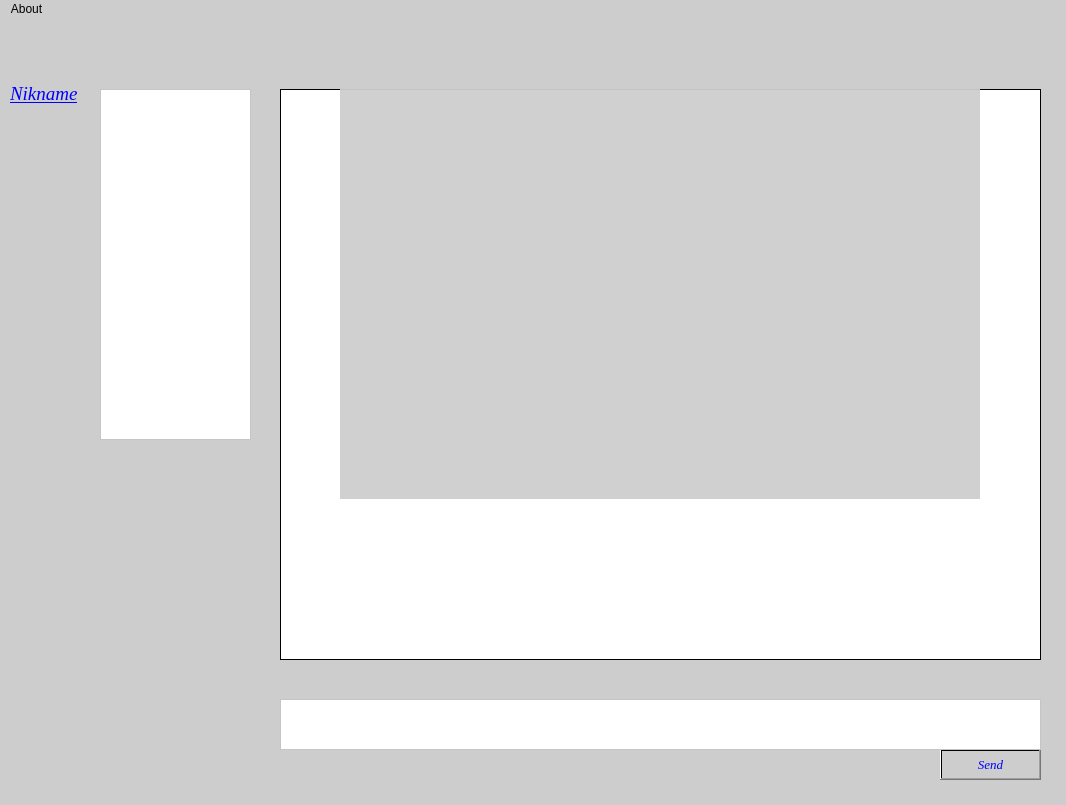
This is QTClient/Ui/mainwindow.ui in icarazob/TCPVideoChatQT as Qt 5 draws it before an edit. The edited form follows.
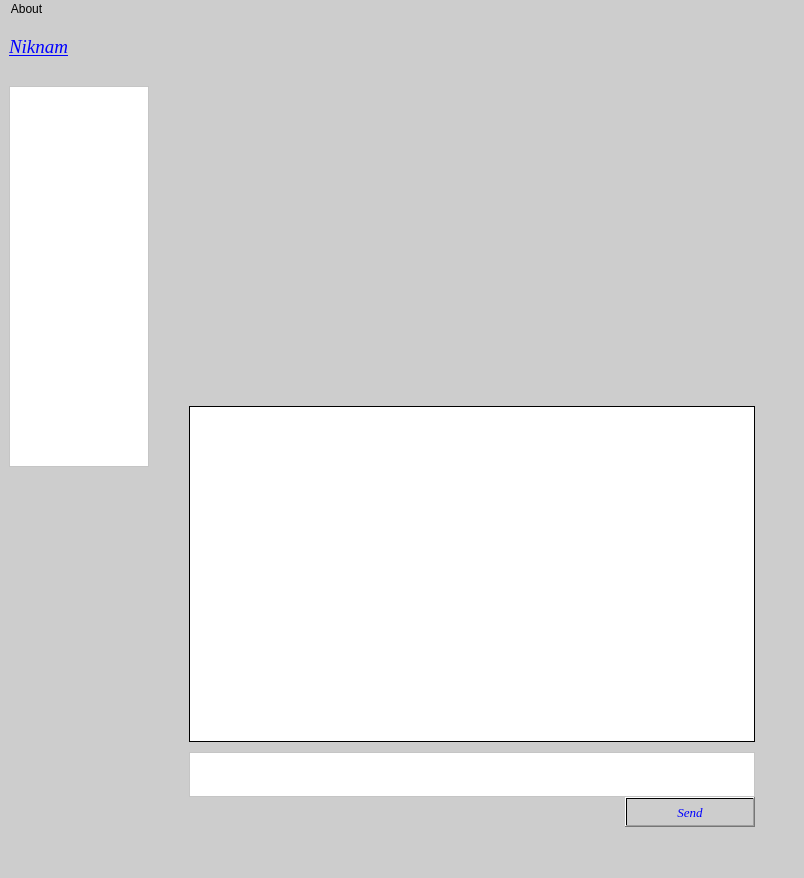
This is the edited form. Icons and pictures are not drawn.

Diff of the .ui file:
```diff
--- a/QTClient/Ui/mainwindow.ui
+++ b/QTClient/Ui/mainwindow.ui
@@ -6,14 +6,14 @@
    <rect>
     <x>0</x>
     <y>0</y>
-    <width>1066</width>
-    <height>805</height>
+    <width>804</width>
+    <height>878</height>
    </rect>
   </property>
   <property name="minimumSize">
    <size>
-    <width>1066</width>
-    <height>805</height>
+    <width>0</width>
+    <height>0</height>
    </size>
   </property>
   <property name="font">
@@ -40,262 +40,562 @@
    <string notr="true">background-color: qlineargradient(spread:pad, x1:0, y1:0, x2:1, y2:0, stop:1 rgba(205, 205, 205, 241));</string>
   </property>
   <widget class="QWidget" name="centralwidget">
-   <widget class="QPlainTextEdit" name="plainTextEdit">
-    <property name="geometry">
-     <rect>
-      <x>280</x>
-      <y>70</y>
-      <width>761</width>
-      <height>571</height>
-     </rect>
-    </property>
-    <property name="font">
-     <font>
-      <family>Times New Roman</family>
-      <pointsize>12</pointsize>
-      <weight>75</weight>
-      <italic>true</italic>
-      <bold>true</bold>
-     </font>
-    </property>
-    <property name="styleSheet">
-     <string notr="true">background-color: qlineargradient(spread:pad, x1:0, y1:0, x2:1, y2:0, stop:0 rgba(255, 255, 255, 255), stop:1 rgba(255, 255, 255, 255));
+   <layout class="QGridLayout" name="gridLayout">
+    <item row="0" column="0">
+     <layout class="QVBoxLayout" name="verticalLayout_9">
+      <property name="spacing">
+       <number>10</number>
+      </property>
+      <item>
+       <layout class="QHBoxLayout" name="horizontalLayout_7">
+        <item>
+         <widget class="QLabel" name="nameLabel">
+          <property name="font">
+           <font>
+            <family>Times New Roman</family>
+            <pointsize>14</pointsize>
+            <weight>75</weight>
+            <italic>true</italic>
+            <bold>true</bold>
+           </font>
+          </property>
+          <property name="styleSheet">
+           <string notr="true">color: rgb(0, 0, 255);</string>
+          </property>
+          <property name="text">
+           <string>&lt;html&gt;&lt;head/&gt;&lt;body&gt;&lt;p&gt;&lt;span style=&quot; font-weight:400; text-decoration: underline;&quot;&gt;Niknam&lt;/span&gt;&lt;/p&gt;&lt;/body&gt;&lt;/html&gt;</string>
+          </property>
+         </widget>
+        </item>
+        <item>
+         <spacer name="horizontalSpacer_11">
+          <property name="orientation">
+           <enum>Qt::Horizontal</enum>
+          </property>
+          <property name="sizeHint" stdset="0">
+           <size>
+            <width>40</width>
+            <height>20</height>
+           </size>
+          </property>
+         </spacer>
+        </item>
+        <item>
+         <layout class="QHBoxLayout" name="horizontalLayout">
+          <property name="spacing">
+           <number>6</number>
+          </property>
+          <item>
+           <spacer name="horizontalSpacer">
+            <property name="orientation">
+             <enum>Qt::Horizontal</enum>
+            </property>
+            <property name="sizeHint" stdset="0">
+             <size>
+              <width>40</width>
+              <height>20</height>
+             </size>
+            </property>
+           </spacer>
+          </item>
+          <item>
+           <widget class="QPushButton" name="videoButton">
+            <property name="text">
+             <string/>
+            </property>
+            <property name="icon">
+             <iconset>
+              <selectedon>images/Play.png</selectedon>
+             </iconset>
+            </property>
+            <property name="iconSize">
+             <size>
+              <width>30</width>
+              <height>30</height>
+             </size>
+            </property>
+            <property name="checkable">
+             <bool>false</bool>
+            </property>
+            <property name="default">
+             <bool>false</bool>
+            </property>
+            <property name="flat">
+             <bool>true</bool>
+            </property>
+           </widget>
+          </item>
+          <item>
+           <widget class="QPushButton" name="audioButton">
+            <property name="minimumSize">
+             <size>
+              <width>42</width>
+              <height>38</height>
+             </size>
+            </property>
+            <property name="text">
+             <string/>
+            </property>
+            <property name="iconSize">
+             <size>
+              <width>30</width>
+              <height>30</height>
+             </size>
+            </property>
+            <property name="flat">
+             <bool>true</bool>
+            </property>
+           </widget>
+          </item>
+          <item>
+           <widget class="QPushButton" name="stopVideoButton">
+            <property name="enabled">
+             <bool>false</bool>
+            </property>
+            <property name="text">
+             <string/>
+            </property>
+            <property name="icon">
+             <iconset>
+              <selectedon>images/Stop.png</selectedon>
+             </iconset>
+            </property>
+            <property name="iconSize">
+             <size>
+              <width>30</width>
+              <height>30</height>
+             </size>
+            </property>
+            <property name="flat">
+             <bool>true</bool>
+            </property>
+           </widget>
+          </item>
+          <item>
+           <widget class="QPushButton" name="settingsButton">
+            <property name="enabled">
+             <bool>true</bool>
+            </property>
+            <property name="text">
+             <string/>
+            </property>
+            <property name="icon">
+             <iconset>
+              <selectedon>images/Stop.png</selectedon>
+             </iconset>
+            </property>
+            <property name="iconSize">
+             <size>
+              <width>30</width>
+              <height>30</height>
+             </size>
+            </property>
+            <property name="flat">
+             <bool>true</bool>
+            </property>
+           </widget>
+          </item>
+          <item>
+           <spacer name="horizontalSpacer_10">
+            <property name="orientation">
+             <enum>Qt::Horizontal</enum>
+            </property>
+            <property name="sizeType">
+             <enum>QSizePolicy::Minimum</enum>
+            </property>
+            <property name="sizeHint" stdset="0">
+             <size>
+              <width>40</width>
+              <height>20</height>
+             </size>
+            </property>
+           </spacer>
+          </item>
+         </layout>
+        </item>
+       </layout>
+      </item>
+      <item>
+       <layout class="QHBoxLayout" name="horizontalLayout_2">
+        <property name="spacing">
+         <number>0</number>
+        </property>
+        <item>
+         <layout class="QVBoxLayout" name="verticalLayout_6">
+          <property name="spacing">
+           <number>0</number>
+          </property>
+          <property name="sizeConstraint">
+           <enum>QLayout::SetDefaultConstraint</enum>
+          </property>
+          <property name="topMargin">
+           <number>10</number>
+          </property>
+          <item>
+           <layout class="QVBoxLayout" name="verticalLayout">
+            <property name="spacing">
+             <number>6</number>
+            </property>
+            <item>
+             <widget class="QListWidget" name="clientsList">
+              <property name="sizePolicy">
+               <sizepolicy hsizetype="Fixed" vsizetype="Expanding">
+                <horstretch>0</horstretch>
+                <verstretch>0</verstretch>
+               </sizepolicy>
+              </property>
+              <property name="minimumSize">
+               <size>
+                <width>140</width>
+                <height>300</height>
+               </size>
+              </property>
+              <property name="maximumSize">
+               <size>
+                <width>139</width>
+                <height>16777215</height>
+               </size>
+              </property>
+              <property name="styleSheet">
+               <string notr="true">background-color: rgb(255, 255, 255);</string>
+              </property>
+             </widget>
+            </item>
+            <item>
+             <spacer name="verticalSpacer_2">
+              <property name="orientation">
+               <enum>Qt::Vertical</enum>
+              </property>
+              <property name="sizeType">
+               <enum>QSizePolicy::Expanding</enum>
+              </property>
+              <property name="sizeHint" stdset="0">
+               <size>
+                <width>20</width>
+                <height>20</height>
+               </size>
+              </property>
+             </spacer>
+            </item>
+           </layout>
+          </item>
+         </layout>
+        </item>
+        <item>
+         <layout class="QVBoxLayout" name="verticalLayout_3">
+          <property name="spacing">
+           <number>0</number>
+          </property>
+          <property name="topMargin">
+           <number>10</number>
+          </property>
+          <item>
+           <layout class="QHBoxLayout" name="horizontalLayout_4">
+            <property name="spacing">
+             <number>6</number>
+            </property>
+            <property name="sizeConstraint">
+             <enum>QLayout::SetDefaultConstraint</enum>
+            </property>
+            <property name="topMargin">
+             <number>0</number>
+            </property>
+            <item>
+             <spacer name="horizontalSpacer_3">
+              <property name="orientation">
+               <enum>Qt::Horizontal</enum>
+              </property>
+              <property name="sizeType">
+               <enum>QSizePolicy::Expanding</enum>
+              </property>
+              <property name="sizeHint" stdset="0">
+               <size>
+                <width>40</width>
+                <height>0</height>
+               </size>
+              </property>
+             </spacer>
+            </item>
+            <item>
+             <widget class="QLabel" name="label">
+              <property name="enabled">
+               <bool>true</bool>
+              </property>
+              <property name="sizePolicy">
+               <sizepolicy hsizetype="Fixed" vsizetype="Fixed">
+                <horstretch>0</horstretch>
+                <verstretch>0</verstretch>
+               </sizepolicy>
+              </property>
+              <property name="minimumSize">
+               <size>
+                <width>480</width>
+                <height>320</height>
+               </size>
+              </property>
+              <property name="maximumSize">
+               <size>
+                <width>480</width>
+                <height>320</height>
+               </size>
+              </property>
+              <property name="autoFillBackground">
+               <bool>false</bool>
+              </property>
+              <property name="text">
+               <string/>
+              </property>
+              <property name="wordWrap">
+               <bool>false</bool>
+              </property>
+             </widget>
+            </item>
+            <item>
+             <spacer name="horizontalSpacer_4">
+              <property name="orientation">
+               <enum>Qt::Horizontal</enum>
+              </property>
+              <property name="sizeType">
+               <enum>QSizePolicy::Expanding</enum>
+              </property>
+              <property name="sizeHint" stdset="0">
+               <size>
+                <width>40</width>
+                <height>0</height>
+               </size>
+              </property>
+             </spacer>
+            </item>
+           </layout>
+          </item>
+          <item>
+           <layout class="QHBoxLayout" name="horizontalLayout_6">
+            <property name="spacing">
+             <number>6</number>
+            </property>
+            <property name="bottomMargin">
+             <number>10</number>
+            </property>
+            <item>
+             <spacer name="horizontalSpacer_7">
+              <property name="orientation">
+               <enum>Qt::Horizontal</enum>
+              </property>
+              <property name="sizeType">
+               <enum>QSizePolicy::Minimum</enum>
+              </property>
+              <property name="sizeHint" stdset="0">
+               <size>
+                <width>40</width>
+                <height>20</height>
+               </size>
+              </property>
+             </spacer>
+            </item>
+            <item>
+             <widget class="QPlainTextEdit" name="plainTextEdit">
+              <property name="sizePolicy">
+               <sizepolicy hsizetype="Expanding" vsizetype="MinimumExpanding">
+                <horstretch>0</horstretch>
+                <verstretch>0</verstretch>
+               </sizepolicy>
+              </property>
+              <property name="minimumSize">
+               <size>
+                <width>480</width>
+                <height>300</height>
+               </size>
+              </property>
+              <property name="maximumSize">
+               <size>
+                <width>16777215</width>
+                <height>16777215</height>
+               </size>
+              </property>
+              <property name="font">
+               <font>
+                <family>Times New Roman</family>
+                <pointsize>12</pointsize>
+                <weight>75</weight>
+                <italic>true</italic>
+                <bold>true</bold>
+               </font>
+              </property>
+              <property name="styleSheet">
+               <string notr="true">background-color: qlineargradient(spread:pad, x1:0, y1:0, x2:1, y2:0, stop:0 rgba(255, 255, 255, 255), stop:1 rgba(255, 255, 255, 255));
 border-color: qlineargradient(spread:pad, x1:0, y1:0, x2:1, y2:0, stop:0 rgba(122, 90, 239, 255), stop:1 rgba(255, 255, 255, 255));</string>
-    </property>
-    <property name="readOnly">
-     <bool>true</bool>
-    </property>
-   </widget>
-   <widget class="QPushButton" name="sendButton">
-    <property name="geometry">
-     <rect>
-      <x>940</x>
-      <y>730</y>
-      <width>101</width>
-      <height>31</height>
-     </rect>
-    </property>
-    <property name="font">
-     <font>
-      <family>Times New Roman</family>
-      <pointsize>10</pointsize>
-      <weight>50</weight>
-      <italic>true</italic>
-      <bold>false</bold>
-     </font>
-    </property>
-    <property name="autoFillBackground">
-     <bool>false</bool>
-    </property>
-    <property name="styleSheet">
-     <string notr="true">
+              </property>
+              <property name="readOnly">
+               <bool>true</bool>
+              </property>
+             </widget>
+            </item>
+            <item>
+             <spacer name="horizontalSpacer_8">
+              <property name="orientation">
+               <enum>Qt::Horizontal</enum>
+              </property>
+              <property name="sizeType">
+               <enum>QSizePolicy::Minimum</enum>
+              </property>
+              <property name="sizeHint" stdset="0">
+               <size>
+                <width>40</width>
+                <height>20</height>
+               </size>
+              </property>
+             </spacer>
+            </item>
+           </layout>
+          </item>
+          <item>
+           <layout class="QHBoxLayout" name="horizontalLayout_5">
+            <item>
+             <spacer name="horizontalSpacer_9">
+              <property name="orientation">
+               <enum>Qt::Horizontal</enum>
+              </property>
+              <property name="sizeType">
+               <enum>QSizePolicy::Minimum</enum>
+              </property>
+              <property name="sizeHint" stdset="0">
+               <size>
+                <width>40</width>
+                <height>20</height>
+               </size>
+              </property>
+             </spacer>
+            </item>
+            <item>
+             <layout class="QVBoxLayout" name="verticalLayout_7">
+              <property name="spacing">
+               <number>0</number>
+              </property>
+              <item>
+               <widget class="QPlainTextEdit" name="plainTextForSend">
+                <property name="minimumSize">
+                 <size>
+                  <width>480</width>
+                  <height>45</height>
+                 </size>
+                </property>
+                <property name="maximumSize">
+                 <size>
+                  <width>16777215</width>
+                  <height>45</height>
+                 </size>
+                </property>
+                <property name="font">
+                 <font>
+                  <weight>50</weight>
+                  <italic>false</italic>
+                  <bold>false</bold>
+                 </font>
+                </property>
+                <property name="styleSheet">
+                 <string notr="true">background-color: rgb(255, 255, 255);
+border-color: rgb(0, 0, 255);</string>
+                </property>
+               </widget>
+              </item>
+              <item>
+               <layout class="QVBoxLayout" name="verticalLayout_8">
+                <item>
+                 <layout class="QVBoxLayout" name="verticalLayout_2">
+                  <item>
+                   <layout class="QHBoxLayout" name="horizontalLayout_3">
+                    <item>
+                     <spacer name="horizontalSpacer_2">
+                      <property name="orientation">
+                       <enum>Qt::Horizontal</enum>
+                      </property>
+                      <property name="sizeHint" stdset="0">
+                       <size>
+                        <width>40</width>
+                        <height>20</height>
+                       </size>
+                      </property>
+                     </spacer>
+                    </item>
+                    <item>
+                     <widget class="QPushButton" name="sendButton">
+                      <property name="minimumSize">
+                       <size>
+                        <width>130</width>
+                        <height>30</height>
+                       </size>
+                      </property>
+                      <property name="font">
+                       <font>
+                        <family>Times New Roman</family>
+                        <pointsize>10</pointsize>
+                        <weight>50</weight>
+                        <italic>true</italic>
+                        <bold>false</bold>
+                       </font>
+                      </property>
+                      <property name="autoFillBackground">
+                       <bool>false</bool>
+                      </property>
+                      <property name="styleSheet">
+                       <string notr="true">
 color: rgb(0, 0, 255);
 font: italic 10pt &quot;Times New Roman&quot;;</string>
-    </property>
-    <property name="text">
-     <string>Send</string>
-    </property>
-   </widget>
-   <widget class="QPlainTextEdit" name="plainTextForSend">
-    <property name="geometry">
-     <rect>
-      <x>280</x>
-      <y>680</y>
-      <width>761</width>
-      <height>51</height>
-     </rect>
-    </property>
-    <property name="font">
-     <font>
-      <weight>50</weight>
-      <italic>false</italic>
-      <bold>false</bold>
-     </font>
-    </property>
-    <property name="styleSheet">
-     <string notr="true">background-color: rgb(255, 255, 255);
-border-color: rgb(0, 0, 255);</string>
-    </property>
-   </widget>
-   <widget class="QLabel" name="label">
-    <property name="enabled">
-     <bool>true</bool>
-    </property>
-    <property name="geometry">
-     <rect>
-      <x>340</x>
-      <y>0</y>
-      <width>640</width>
-      <height>480</height>
-     </rect>
-    </property>
-    <property name="autoFillBackground">
-     <bool>false</bool>
-    </property>
-    <property name="text">
-     <string/>
-    </property>
-    <property name="wordWrap">
-     <bool>false</bool>
-    </property>
-   </widget>
-   <widget class="QPushButton" name="videoButton">
-    <property name="geometry">
-     <rect>
-      <x>860</x>
-      <y>0</y>
-      <width>41</width>
-      <height>31</height>
-     </rect>
-    </property>
-    <property name="text">
-     <string/>
-    </property>
-    <property name="icon">
-     <iconset>
-      <selectedon>images/Play.png</selectedon>
-     </iconset>
-    </property>
-    <property name="iconSize">
-     <size>
-      <width>30</width>
-      <height>30</height>
-     </size>
-    </property>
-    <property name="checkable">
-     <bool>false</bool>
-    </property>
-    <property name="default">
-     <bool>false</bool>
-    </property>
-    <property name="flat">
-     <bool>true</bool>
-    </property>
-   </widget>
-   <widget class="QPushButton" name="stopVideoButton">
-    <property name="enabled">
-     <bool>false</bool>
-    </property>
-    <property name="geometry">
-     <rect>
-      <x>940</x>
-      <y>0</y>
-      <width>41</width>
-      <height>31</height>
-     </rect>
-    </property>
-    <property name="text">
-     <string/>
-    </property>
-    <property name="icon">
-     <iconset>
-      <selectedon>images/Stop.png</selectedon>
-     </iconset>
-    </property>
-    <property name="iconSize">
-     <size>
-      <width>30</width>
-      <height>30</height>
-     </size>
-    </property>
-    <property name="flat">
-     <bool>true</bool>
-    </property>
-   </widget>
-   <widget class="QLabel" name="nameLabel">
-    <property name="geometry">
-     <rect>
-      <x>10</x>
-      <y>60</y>
-      <width>131</width>
-      <height>31</height>
-     </rect>
-    </property>
-    <property name="font">
-     <font>
-      <family>Times New Roman</family>
-      <pointsize>14</pointsize>
-      <weight>75</weight>
-      <italic>true</italic>
-      <bold>true</bold>
-     </font>
-    </property>
-    <property name="styleSheet">
-     <string notr="true">color: rgb(0, 0, 255);</string>
-    </property>
-    <property name="text">
-     <string>&lt;html&gt;&lt;head/&gt;&lt;body&gt;&lt;p&gt;&lt;span style=&quot; font-weight:400; text-decoration: underline;&quot;&gt;Nikname&lt;/span&gt;&lt;/p&gt;&lt;/body&gt;&lt;/html&gt;</string>
-    </property>
-   </widget>
-   <widget class="QPushButton" name="audioButton">
-    <property name="geometry">
-     <rect>
-      <x>900</x>
-      <y>0</y>
-      <width>41</width>
-      <height>31</height>
-     </rect>
-    </property>
-    <property name="text">
-     <string/>
-    </property>
-    <property name="icon">
-     <iconset>
-      <normaloff>images/microphone.png</normaloff>images/microphone.png</iconset>
-    </property>
-    <property name="iconSize">
-     <size>
-      <width>30</width>
-      <height>30</height>
-     </size>
-    </property>
-    <property name="flat">
-     <bool>true</bool>
-    </property>
-   </widget>
-   <widget class="QListWidget" name="clientsList">
-    <property name="geometry">
-     <rect>
-      <x>100</x>
-      <y>70</y>
-      <width>151</width>
-      <height>351</height>
-     </rect>
-    </property>
-    <property name="styleSheet">
-     <string notr="true">background-color: rgb(255, 255, 255);</string>
-    </property>
-   </widget>
-   <widget class="QPushButton" name="settingsButton">
-    <property name="enabled">
-     <bool>true</bool>
-    </property>
-    <property name="geometry">
-     <rect>
-      <x>1000</x>
-      <y>0</y>
-      <width>41</width>
-      <height>31</height>
-     </rect>
-    </property>
-    <property name="text">
-     <string/>
-    </property>
-    <property name="icon">
-     <iconset>
-      <selectedon>images/Stop.png</selectedon>
-     </iconset>
-    </property>
-    <property name="iconSize">
-     <size>
-      <width>30</width>
-      <height>30</height>
-     </size>
-    </property>
-    <property name="flat">
-     <bool>true</bool>
-    </property>
-   </widget>
+                      </property>
+                      <property name="text">
+                       <string>Send</string>
+                      </property>
+                     </widget>
+                    </item>
+                   </layout>
+                  </item>
+                  <item>
+                   <spacer name="verticalSpacer_3">
+                    <property name="orientation">
+                     <enum>Qt::Vertical</enum>
+                    </property>
+                    <property name="sizeType">
+                     <enum>QSizePolicy::Fixed</enum>
+                    </property>
+                    <property name="sizeHint" stdset="0">
+                     <size>
+                      <width>20</width>
+                      <height>20</height>
+                     </size>
+                    </property>
+                   </spacer>
+                  </item>
+                 </layout>
+                </item>
+               </layout>
+              </item>
+             </layout>
+            </item>
+            <item>
+             <spacer name="horizontalSpacer_5">
+              <property name="orientation">
+               <enum>Qt::Horizontal</enum>
+              </property>
+              <property name="sizeType">
+               <enum>QSizePolicy::Minimum</enum>
+              </property>
+              <property name="sizeHint" stdset="0">
+               <size>
+                <width>40</width>
+                <height>20</height>
+               </size>
+              </property>
+             </spacer>
+            </item>
+           </layout>
+          </item>
+         </layout>
+        </item>
+       </layout>
+      </item>
+     </layout>
+    </item>
+   </layout>
   </widget>
   <widget class="QStatusBar" name="statusbar"/>
   <widget class="QMenuBar" name="menuBar">
@@ -303,7 +603,7 @@
     <rect>
      <x>0</x>
      <y>0</y>
-     <width>1066</width>
+     <width>804</width>
      <height>21</height>
     </rect>
    </property>
```
